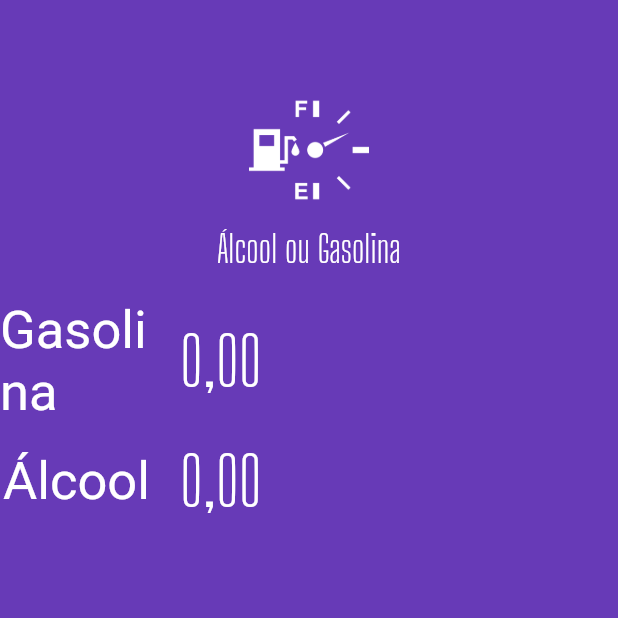
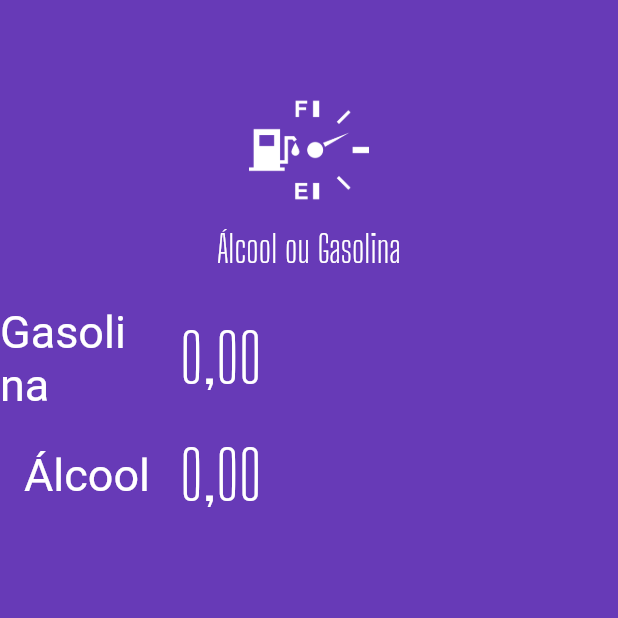
Before and after one commit to douglasshibata/alcoolorgasolina, a Flutter app: the screen it shows after launch, on a phone screen of 412 x 824 dp, the top half of it. Run offline on Flutter 3.47's test engine with Material 2 defaults, Android fonts, the phone set to English and light mode, and no system bars; our stand-ins replace flutter_masked_text; Roboto replaces fonts that are missing (Big Shoulders Dispaly).

Commit message:
Criando input e separando em widget

```diff
--- a/lib/main.dart
+++ b/lib/main.dart
@@ -1,3 +1,4 @@
+import 'package:alcoolorgasolina/widget/input.widget.dart';
 import 'package:alcoolorgasolina/widget/logo.widget.dart';
 import 'package:flutter/material.dart';
 import 'package:flutter_masked_text/flutter_masked_text.dart';
@@ -24,7 +25,8 @@ class MyApp extends StatelessWidget {
 }
 
 class HomePage extends StatelessWidget {
-  var _gasController = new MoneyMaskedTextController();
+  var _gasController = MoneyMaskedTextController();
+  var _alcoolController = MoneyMaskedTextController();
 
   @override
   Widget build(BuildContext context) {
@@ -33,70 +35,8 @@ class HomePage extends StatelessWidget {
       body: ListView(
         children: <Widget>[
           Logo(),
-          Row(
-            children: <Widget>[
-              Container(
-                width: 100,
-                alignment: Alignment.centerRight,
-                child: Text(
-                  "Gasolina",
-                  style: TextStyle(
-                      color: Colors.white,
-                      fontSize: 35,
-                      fontFamily: "Big Shoulders Dispaly"),
-                ),
-              ),
-              SizedBox(
-                width: 20,
-              ),
-              Expanded(
-                child: TextFormField(
-                  controller: _gasController,
-                  keyboardType: TextInputType.number,
-                  style: TextStyle(
-                    color: Colors.white,
-                    fontSize: 45,
-                    fontFamily: "Big Shoulders Display",
-                  ),
-                  decoration: InputDecoration(
-                    border: InputBorder.none,
-                  ),
-                ),
-              ),
-            ],
-          ),
-          Row(
-            children: <Widget>[
-              Container(
-                width: 100,
-                alignment: Alignment.centerRight,
-                child: Text(
-                  "Álcool",
-                  style: TextStyle(
-                      color: Colors.white,
-                      fontSize: 35,
-                      fontFamily: "Big Shoulders Dispaly"),
-                ),
-              ),
-              SizedBox(
-                width: 20,
-              ),
-              Expanded(
-                child: TextFormField(
-                  controller: _gasController,
-                  keyboardType: TextInputType.number,
-                  style: TextStyle(
-                    color: Colors.white,
-                    fontSize: 45,
-                    fontFamily: "Big Shoulders Display",
-                  ),
-                  decoration: InputDecoration(
-                    border: InputBorder.none,
-                  ),
-                ),
-              ),
-            ],
-          ),
+          Input(label: "Gasolina", controller: _gasController),
+          Input(label: "Álcool", controller: _alcoolController),
         ],
       ),
     );
--- /dev/null
+++ b/lib/widget/input.widget.dart
@@ -0,0 +1,48 @@
+import 'package:flutter/material.dart';
+import 'package:flutter_masked_text/flutter_masked_text.dart';
+
+class Input extends StatelessWidget {
+  var label = "";
+  var controller = MoneyMaskedTextController();
+  Input({
+    Key? key,
+    required this.label,
+    required this.controller,
+  });
+
+  @override
+  Widget build(BuildContext context) {
+    return Row(
+      children: <Widget>[
+        Container(
+          width: 100,
+          alignment: Alignment.centerRight,
+          child: Text(
+            label,
+            style: TextStyle(
+                color: Colors.white,
+                fontSize: 30,
+                fontFamily: "Big Shoulders Dispaly"),
+          ),
+        ),
+        SizedBox(
+          width: 20,
+        ),
+        Expanded(
+          child: TextFormField(
+            controller: controller,
+            keyboardType: TextInputType.number,
+            style: TextStyle(
+              color: Colors.white,
+              fontSize: 45,
+              fontFamily: "Big Shoulders Display",
+            ),
+            decoration: InputDecoration(
+              border: InputBorder.none,
+            ),
+          ),
+        ),
+      ],
+    );
+  }
+}
```
